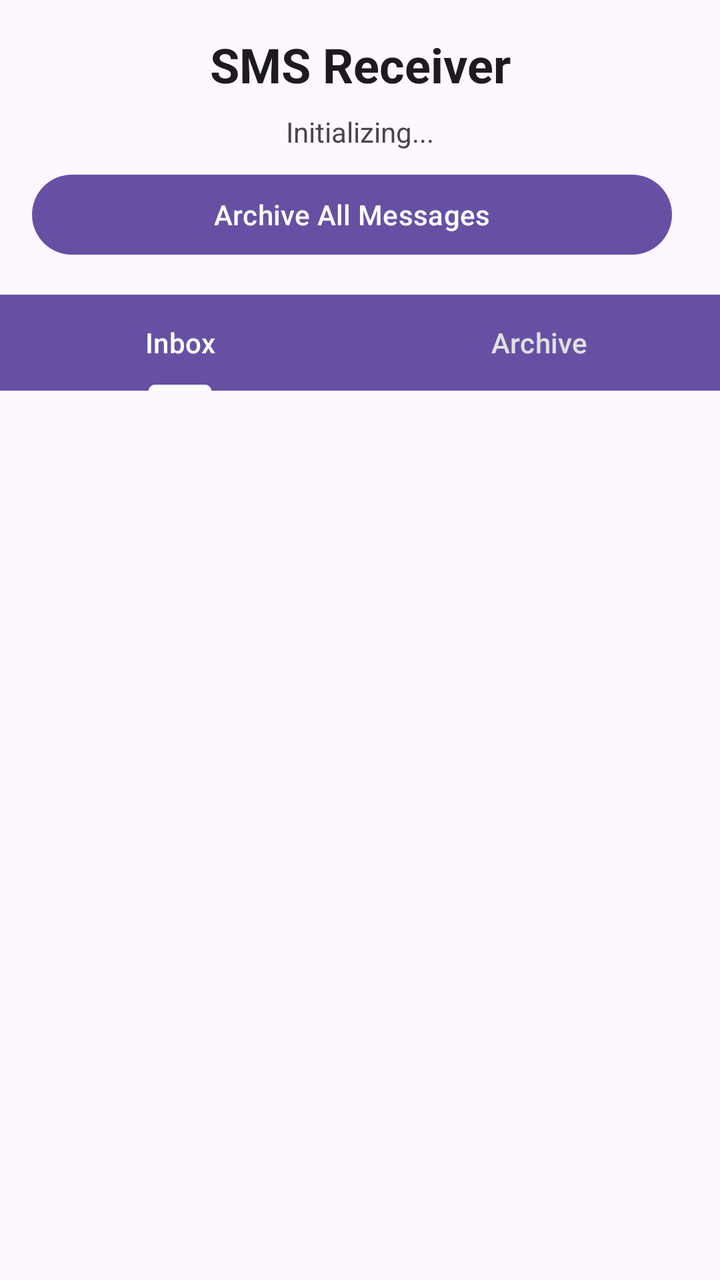
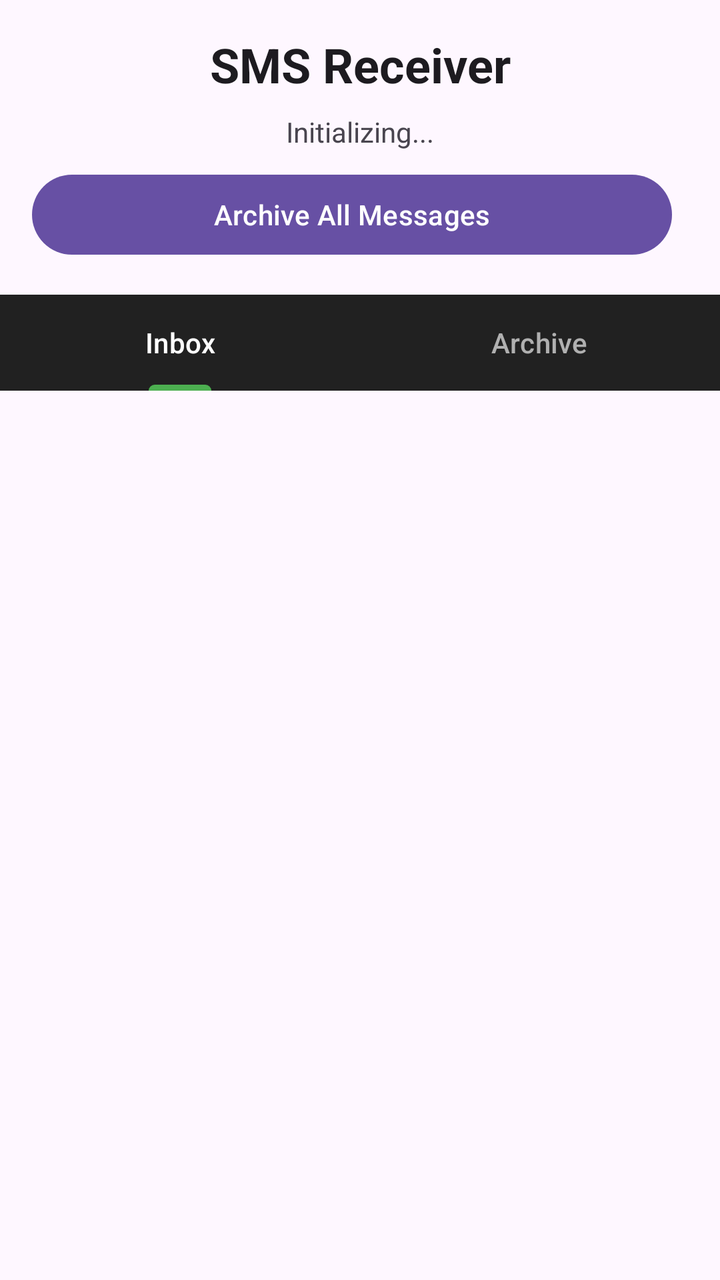

An Android layout rendered at two revisions. The XML below is the earlier revision; the diff shows what the commit changed to produce the second picture.
<!-- AndroidManifest.xml: application theme Theme.Material3.DayNight -->
<!-- res/layout/activity_main.xml -->
<?xml version="1.0" encoding="utf-8"?>
<LinearLayout xmlns:android="http://schemas.android.com/apk/res/android"
    xmlns:app="http://schemas.android.com/apk/res-auto"
    android:layout_width="match_parent"
    android:layout_height="match_parent"
    android:orientation="vertical">

    <LinearLayout
        android:layout_width="match_parent"
        android:layout_height="wrap_content"
        android:orientation="vertical"
        android:padding="16dp">

        <TextView
            android:id="@+id/titleText"
            android:layout_width="match_parent"
            android:layout_height="wrap_content"
            android:text="@string/app_name"
            android:textSize="24sp"
            android:textStyle="bold"
            android:textColor="?android:attr/textColorPrimary"
            android:gravity="center"
            android:paddingBottom="8dp" />

        <TextView
            android:id="@+id/statusText"
            android:layout_width="match_parent"
            android:layout_height="wrap_content"
            android:text="Initializing..."
            android:textSize="14sp"
            android:textColor="?android:attr/textColorSecondary"
            android:gravity="center"
            android:paddingBottom="8dp" />

        <LinearLayout
            android:layout_width="match_parent"
            android:layout_height="wrap_content"
            android:orientation="horizontal">

            <Button
                android:id="@+id/clearButton"
                android:layout_width="0dp"
                android:layout_height="wrap_content"
                android:layout_weight="1"
                android:text="Archive All Messages"
                android:layout_marginEnd="8dp" />

            <Button
                android:id="@+id/deleteButton"
                android:layout_width="0dp"
                android:layout_height="wrap_content"
                android:layout_weight="1"
                android:text="Delete Selected"
                android:visibility="gone"
                android:backgroundTint="#F44336" />

        </LinearLayout>

    </LinearLayout>

    <com.google.android.material.tabs.TabLayout
        android:id="@+id/tabLayout"
        android:layout_width="match_parent"
        android:layout_height="wrap_content"
        android:background="?android:attr/colorPrimary"
        app:tabTextColor="#E0E0E0"
        app:tabSelectedTextColor="#FFFFFF"
        app:tabIndicatorColor="#FFFFFF">

        <com.google.android.material.tabs.TabItem
            android:layout_width="wrap_content"
            android:layout_height="wrap_content"
            android:text="Inbox" />

        <com.google.android.material.tabs.TabItem
            android:layout_width="wrap_content"
            android:layout_height="wrap_content"
            android:text="Archive" />

    </com.google.android.material.tabs.TabLayout>

    <androidx.recyclerview.widget.RecyclerView
        android:id="@+id/recyclerView"
        android:layout_width="match_parent"
        android:layout_height="0dp"
        android:layout_weight="1"
        android:clipToPadding="false"
        android:padding="8dp" />

</LinearLayout>
<!-- resources referenced by this layout -->
<resources>
  <string name="app_name">SMS Receiver</string>
</resources>

<!-- the commit's change to res/layout/activity_main.xml (unified diff, before → after) -->
@@ -62,10 +62,10 @@
         android:id="@+id/tabLayout"
         android:layout_width="match_parent"
         android:layout_height="wrap_content"
-        android:background="?android:attr/colorPrimary"
-        app:tabTextColor="#E0E0E0"
+        android:background="#212121"
+        app:tabTextColor="#B0B0B0"
         app:tabSelectedTextColor="#FFFFFF"
-        app:tabIndicatorColor="#FFFFFF">
+        app:tabIndicatorColor="#4CAF50">
 
         <com.google.android.material.tabs.TabItem
             android:layout_width="wrap_content"
